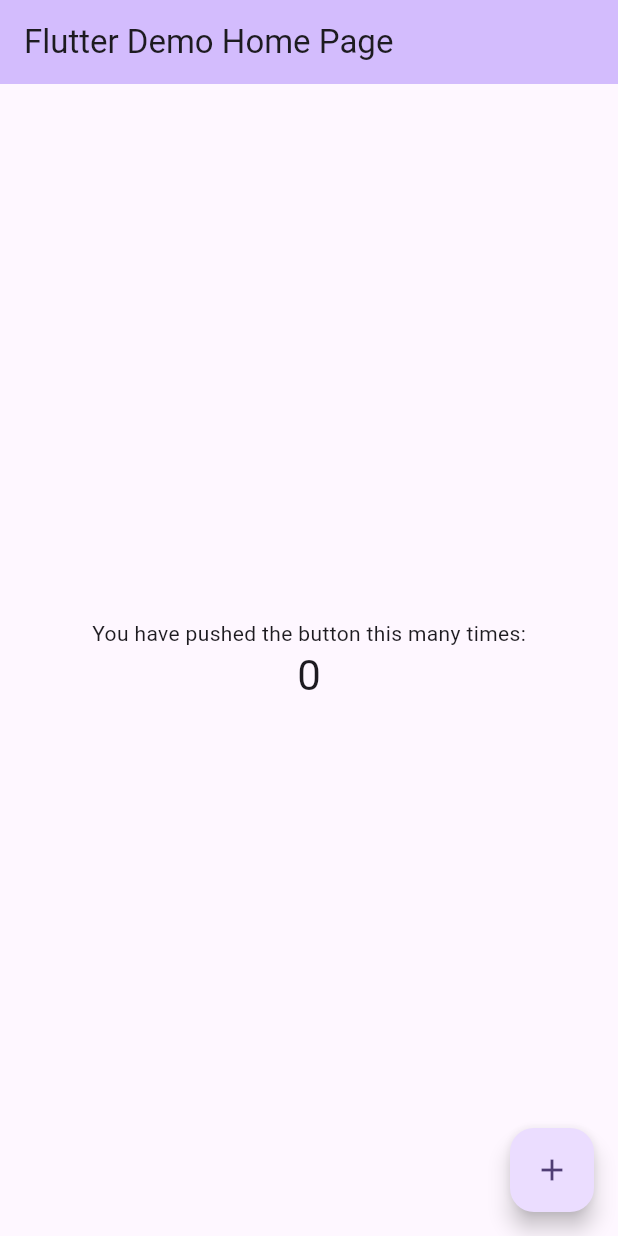
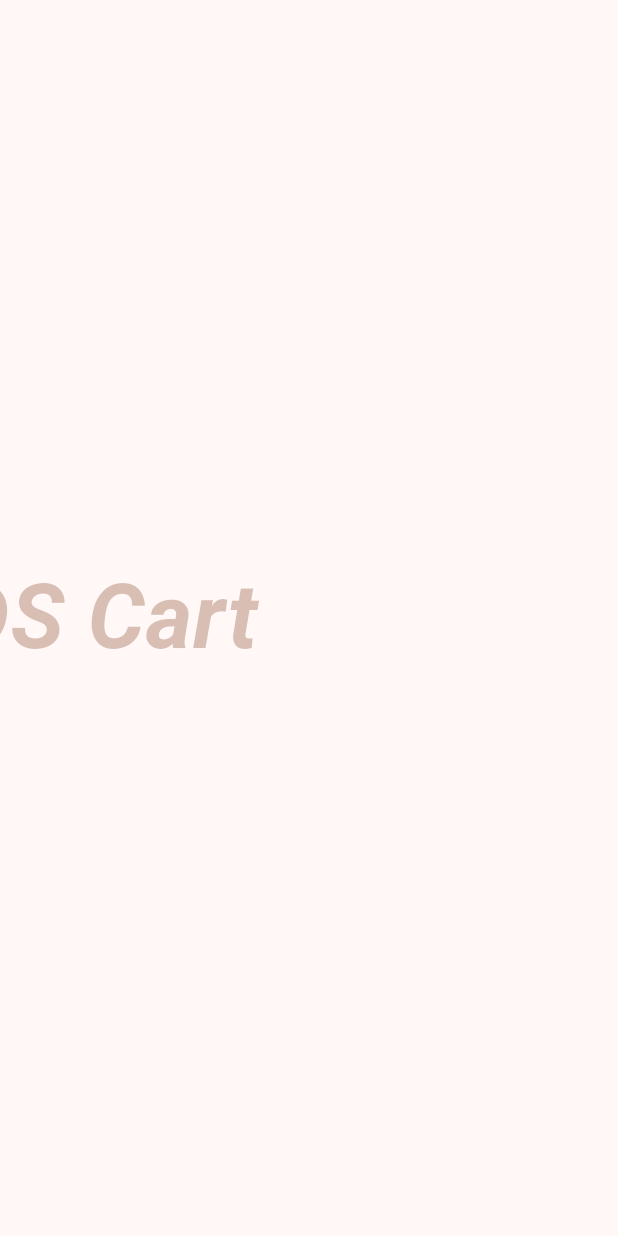
Before and after one commit to abdulrahman0842/DSCart, a Flutter app: the first screen one second after launch, on a phone screen of 412 x 824 dp. Run offline on Flutter 3.47's test engine with Material 3 defaults, Android fonts, the phone set to English and light mode, and no system bars.

Commit message:
feat(UI):SplashScreen Complete

```diff
--- a/lib/main.dart
+++ b/lib/main.dart
@@ -1,4 +1,5 @@
 import 'package:flutter/material.dart';
+import 'view/splash_screen.dart';
 
 void main() {
   runApp(const MyApp());
@@ -7,119 +8,16 @@ void main() {
 class MyApp extends StatelessWidget {
   const MyApp({super.key});
 
-  // This widget is the root of your application.
   @override
   Widget build(BuildContext context) {
     return MaterialApp(
-      title: 'Flutter Demo',
+      title: 'DS Cart',
+      debugShowCheckedModeBanner: false,
       theme: ThemeData(
-        // This is the theme of your application.
-        //
-        // TRY THIS: Try running your application with "flutter run". You'll see
-        // the application has a purple toolbar. Then, without quitting the app,
-        // try changing the seedColor in the colorScheme below to Colors.green
-        // and then invoke "hot reload" (save your changes or press the "hot
-        // reload" button in a Flutter-supported IDE, or press "r" if you used
-        // the command line to start the app).
-        //
-        // Notice that the counter didn't reset back to zero; the application
-        // state is not lost during the reload. To reset the state, use hot
-        // restart instead.
-        //
-        // This works for code too, not just values: Most code changes can be
-        // tested with just a hot reload.
-        colorScheme: ColorScheme.fromSeed(seedColor: Colors.deepPurple),
+        colorScheme: ColorScheme.fromSeed(seedColor: Colors.brown),
         useMaterial3: true,
       ),
-      home: const MyHomePage(title: 'Flutter Demo Home Page'),
+      home: const SplashScreen(),
     );
   }
 }
-
-class MyHomePage extends StatefulWidget {
-  const MyHomePage({super.key, required this.title});
-
-  // This widget is the home page of your application. It is stateful, meaning
-  // that it has a State object (defined below) that contains fields that affect
-  // how it looks.
-
-  // This class is the configuration for the state. It holds the values (in this
-  // case the title) provided by the parent (in this case the App widget) and
-  // used by the build method of the State. Fields in a Widget subclass are
-  // always marked "final".
-
-  final String title;
-
-  @override
-  State<MyHomePage> createState() => _MyHomePageState();
-}
-
-class _MyHomePageState extends State<MyHomePage> {
-  int _counter = 0;
-
-  void _incrementCounter() {
-    setState(() {
-      // This call to setState tells the Flutter framework that something has
-      // changed in this State, which causes it to rerun the build method below
-      // so that the display can reflect the updated values. If we changed
-      // _counter without calling setState(), then the build method would not be
-      // called again, and so nothing would appear to happen.
-      _counter++;
-    });
-  }
-
-  @override
-  Widget build(BuildContext context) {
-    // This method is rerun every time setState is called, for instance as done
-    // by the _incrementCounter method above.
-    //
-    // The Flutter framework has been optimized to make rerunning build methods
-    // fast, so that you can just rebuild anything that needs updating rather
-    // than having to individually change instances of widgets.
-    return Scaffold(
-      appBar: AppBar(
-        // TRY THIS: Try changing the color here to a specific color (to
-        // Colors.amber, perhaps?) and trigger a hot reload to see the AppBar
-        // change color while the other colors stay the same.
-        backgroundColor: Theme.of(context).colorScheme.inversePrimary,
-        // Here we take the value from the MyHomePage object that was created by
-        // the App.build method, and use it to set our appbar title.
-        title: Text(widget.title),
-      ),
-      body: Center(
-        // Center is a layout widget. It takes a single child and positions it
-        // in the middle of the parent.
-        child: Column(
-          // Column is also a layout widget. It takes a list of children and
-          // arranges them vertically. By default, it sizes itself to fit its
-          // children horizontally, and tries to be as tall as its parent.
-          //
-          // Column has various properties to control how it sizes itself and
-          // how it positions its children. Here we use mainAxisAlignment to
-          // center the children vertically; the main axis here is the vertical
-          // axis because Columns are vertical (the cross axis would be
-          // horizontal).
-          //
-          // TRY THIS: Invoke "debug painting" (choose the "Toggle Debug Paint"
-          // action in the IDE, or press "p" in the console), to see the
-          // wireframe for each widget.
-          mainAxisAlignment: MainAxisAlignment.center,
-          children: <Widget>[
-            const Text(
-              'You have pushed the button this many times:',
-            ),
-            Text(
-              '$_counter',
-              style: Theme.of(context).textTheme.headlineMedium,
-            ),
-          ],
-        ),
-      ),
-      floatingActionButton: FloatingActionButton(
-        onPressed: _incrementCounter,
-        tooltip: 'Increment',
-        child: const Icon(Icons.add),
-      ), // This trailing comma makes auto-formatting nicer for build methods.
-    );
-  }
-}
--- /dev/null
+++ b/lib/view/splash_screen.dart
@@ -0,0 +1,71 @@
+import 'package:ds_cart/view/register_screen.dart';
+import 'package:flutter/material.dart';
+
+class SplashScreen extends StatefulWidget {
+  const SplashScreen({super.key});
+
+  @override
+  State<SplashScreen> createState() => _SplashScreenState();
+}
+
+class _SplashScreenState extends State<SplashScreen>
+    with SingleTickerProviderStateMixin {
+  late AnimationController _controller;
+  late Animation<double> _fadeTransition;
+  late Animation<Offset> _slideTransition;
+  @override
+  void initState() {
+    super.initState();
+    _animateAndMoveToNextScreen();
+  }
+
+  void _animateAndMoveToNextScreen() {
+    _controller = AnimationController(
+      vsync: this,
+      duration: Duration(seconds: 2),
+    );
+
+    _slideTransition = Tween<Offset>(begin: Offset(-1, 0), end: Offset(0, 0))
+        .animate(CurvedAnimation(parent: _controller, curve: Curves.easeInOut));
+    _fadeTransition = Tween<double>(begin: 0.0, end: 1.0)
+        .animate(CurvedAnimation(parent: _controller, curve: Curves.easeInOut));
+
+    _controller.forward();
+
+    Future.delayed(Duration(seconds: 3), () {
+      Navigator.pushReplacement(
+          context, MaterialPageRoute(builder: (_) => RegisterScreen()));
+    });
+  }
+
+  @override
+  void dispose() {
+    super.dispose();
+    _controller.dispose();
+  }
+
+  @override
+  Widget build(BuildContext context) {
+    return Scaffold(
+        body: Center(
+            child: Column(
+      mainAxisAlignment: MainAxisAlignment.center,
+      children: [
+        FadeTransition(
+          opacity: _fadeTransition,
+          child: SlideTransition(
+            position: _slideTransition,
+            child: Text(
+              "DS Cart",
+              style: TextStyle(
+                  fontSize: 60,
+                  fontStyle: FontStyle.italic,
+                  fontWeight: FontWeight.bold,
+                  color: Theme.of(context).primaryColor),
+            ),
+          ),
+        )
+      ],
+    )));
+  }
+}
--- a/pubspec.yaml
+++ b/pubspec.yaml
@@ -58,9 +58,9 @@ flutter:
   uses-material-design: true
 
   # To add assets to your application, add an assets section, like this:
-  # assets:
-  #   - images/a_dot_burr.jpeg
-  #   - images/a_dot_ham.jpeg
+  assets:
+    - assets/images/
+     #   - images/a_dot_ham.jpeg
 
   # An image asset can refer to one or more resolution-specific "variants", see
   # https://flutter.dev/to/resolution-aware-images
```
Also changed, not shown: lib/view/register_screen.dart (added, +10 -0 lines), assets/images/food-logo.jpg (added), assets/svg/food-logo.svg (added).
